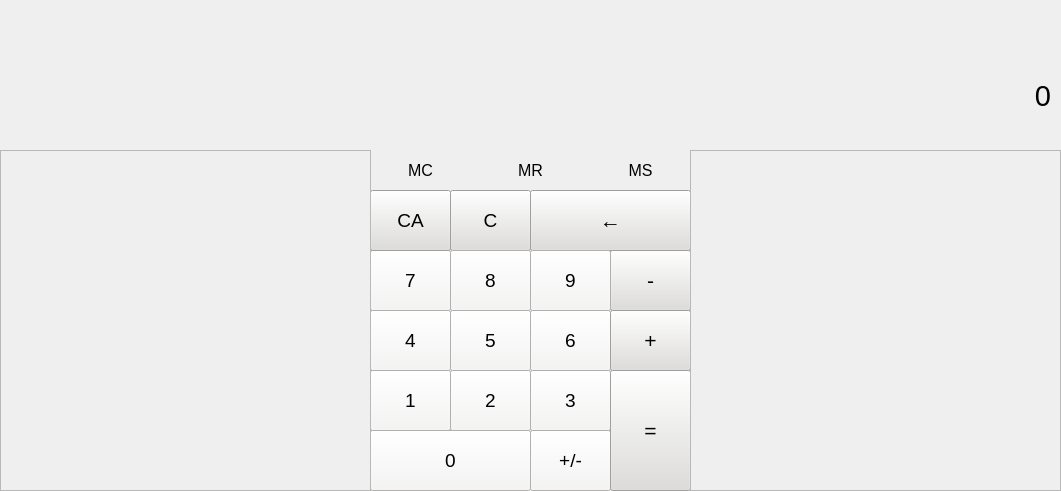
First picture: the form in src/main_window.ui, repository cybercrate/lmcalc, before the edit.
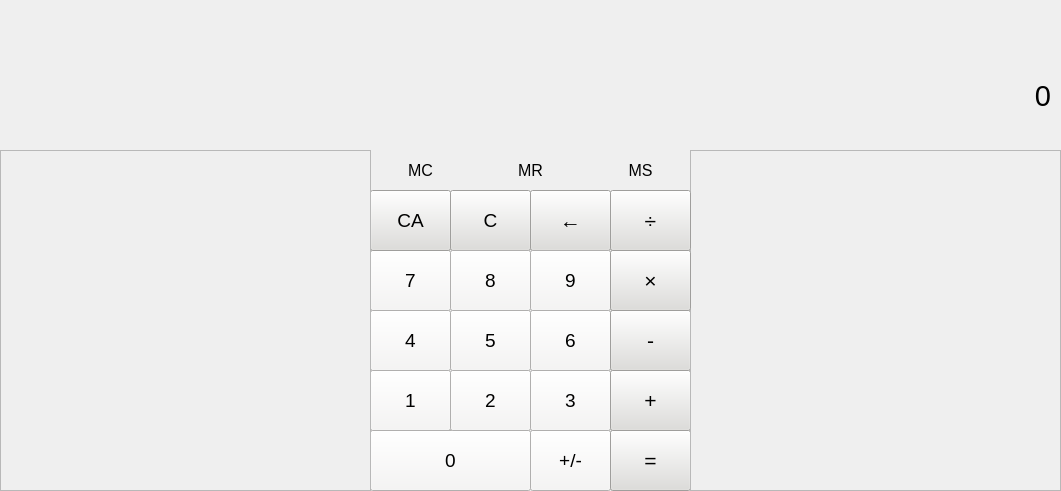
Second picture: the form after the edit.

```diff
--- a/src/main_window.ui
+++ b/src/main_window.ui
@@ -271,7 +271,7 @@
      <rect>
       <x>530</x>
       <y>190</y>
-      <width>161</width>
+      <width>81</width>
       <height>61</height>
      </rect>
     </property>
@@ -291,7 +291,7 @@
     <property name="geometry">
      <rect>
       <x>610</x>
-      <y>250</y>
+      <y>310</y>
       <width>81</width>
       <height>61</height>
      </rect>
@@ -417,7 +417,7 @@
     <property name="geometry">
      <rect>
       <x>610</x>
-      <y>310</y>
+      <y>370</y>
       <width>81</width>
       <height>61</height>
      </rect>
@@ -459,9 +459,9 @@
     <property name="geometry">
      <rect>
       <x>610</x>
-      <y>370</y>
+      <y>430</y>
       <width>81</width>
-      <height>121</height>
+      <height>61</height>
      </rect>
     </property>
     <property name="font">
@@ -508,6 +508,48 @@
      <enum>QFrame::Raised</enum>
     </property>
    </widget>
+   <widget class="QPushButton" name="pushButton_multiply">
+    <property name="geometry">
+     <rect>
+      <x>610</x>
+      <y>250</y>
+      <width>81</width>
+      <height>61</height>
+     </rect>
+    </property>
+    <property name="font">
+     <font>
+      <pointsize>16</pointsize>
+     </font>
+    </property>
+    <property name="styleSheet">
+     <string notr="true">background-color: rgb(222, 221, 218);</string>
+    </property>
+    <property name="text">
+     <string>×</string>
+    </property>
+   </widget>
+   <widget class="QPushButton" name="pushButton_divide">
+    <property name="geometry">
+     <rect>
+      <x>610</x>
+      <y>190</y>
+      <width>81</width>
+      <height>61</height>
+     </rect>
+    </property>
+    <property name="font">
+     <font>
+      <pointsize>16</pointsize>
+     </font>
+    </property>
+    <property name="styleSheet">
+     <string notr="true">background-color: rgb(222, 221, 218);</string>
+    </property>
+    <property name="text">
+     <string>÷</string>
+    </property>
+   </widget>
   </widget>
  </widget>
  <resources/>
```
